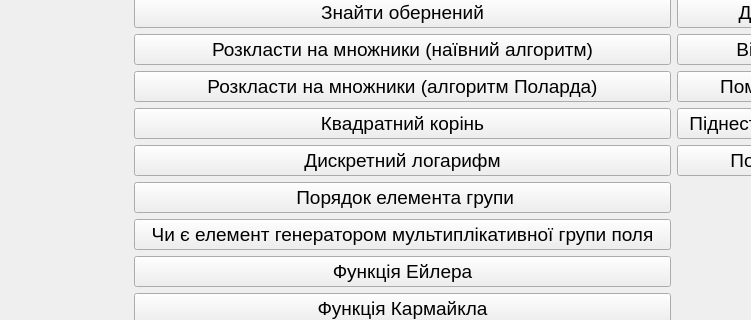
Qt form GeneralAlgebraTeamLabProject/GUI/finitefieldwindow.ui (Oleksii-Adamov/GeneralAlgebraTeamLab) before a commit; both pictures show x 0 to 751 and y 220 to 540 of the 999 by 750 pixel window.
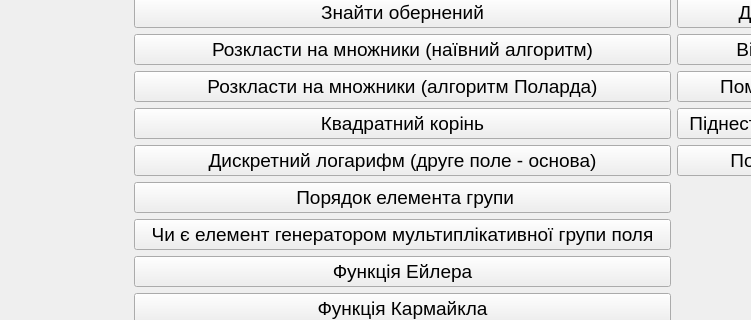
The same form after that commit.

Commit message: FiniteFieldWindow: added discrete logarithm 2

Patch:
```diff
--- a/GeneralAlgebraTeamLabProject/GUI/finitefieldwindow.ui
+++ b/GeneralAlgebraTeamLabProject/GUI/finitefieldwindow.ui
@@ -161,7 +161,7 @@
          <item row="6" column="0">
           <widget class="QPushButton" name="pushButton_discreteLogarithm">
            <property name="text">
-            <string>Дискретний логарифм</string>
+            <string>Дискретний логарифм (друге поле - основа)</string>
            </property>
           </widget>
          </item>
```
Left out of the diff: 2 changed lines with no effect on the pictures. The commit also changes 2 other files.
